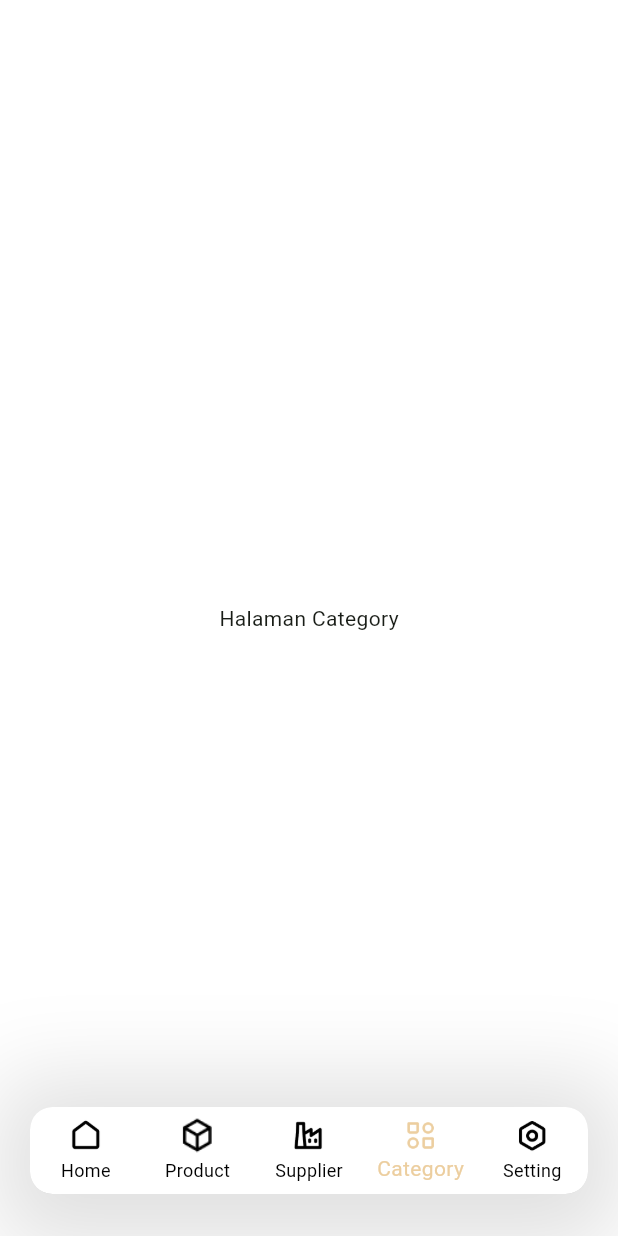
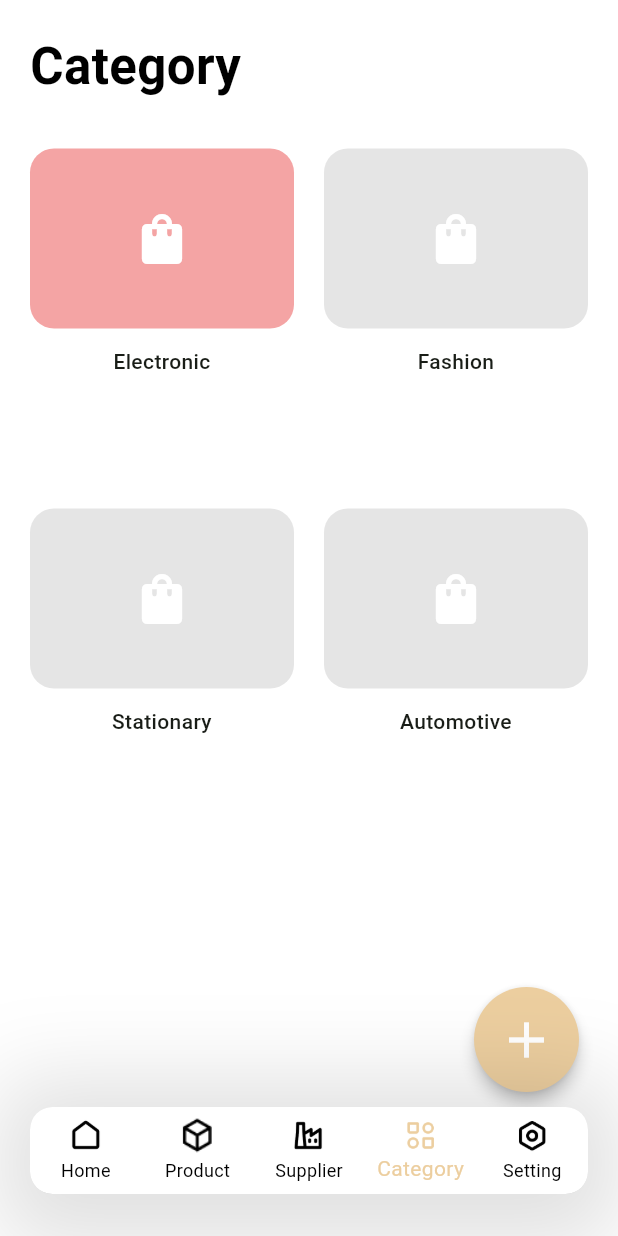
Before and after one commit to DenShubi/GudangKu, a Flutter app: the MainScreen screen opened directly, item 4 of the bottom bar chosen, on a phone screen of 412 x 824 dp. Run offline on Flutter 3.47's test engine with Material 3 defaults, Android fonts, the phone set to English and light mode, and no system bars; our stand-ins replace image_picker, supabase_flutter; accounts and stored records are empty; Roboto replaces fonts that are missing (SFPro).

Commit message:
Add Category UI Page

```diff
--- /dev/null
+++ b/lib/features/category/presentation/pages/category_list_page.dart
@@ -0,0 +1,105 @@
+import 'package:flutter/material.dart';
+
+// 1. Import App Colors & Header (Sesuaikan path jika perlu)
+import '../../../../core/constants/app_colors.dart';
+import '../../../../core/widgets/custom_header.dart';
+
+
+// 2. Import Widget & Halaman Lain (INI YANG MEMPERBAIKI ERROR 'UNDEFINED')
+import '../widgets/category_card.dart'; // Pastikan file ini ada
+import 'category_add_page.dart';        // Pastikan file ini ada
+import 'category_detail_page.dart';     // Pastikan file ini ada
+
+class CategoryListPage extends StatelessWidget {
+  const CategoryListPage({super.key});
+
+  @override
+  Widget build(BuildContext context) {
+    // Data Dummy
+    final List<Map<String, dynamic>> dummyCategories = [
+      {"name": "Electronic", "color": const Color(0xFFF4A4A4)},
+      {"name": "Fashion", "color": const Color(0xFFE5E5E5)},
+      {"name": "Stationary", "color": const Color(0xFFE5E5E5)},
+      {"name": "Automotive", "color": const Color(0xFFE5E5E5)},
+    ];
+
+    return Scaffold(
+      backgroundColor: Colors.white,
+      body: SafeArea(
+        child: Padding(
+          padding: const EdgeInsets.symmetric(horizontal: 20, vertical: 20),
+          child: Column(
+            children: [
+              // Header
+              const CustomHeader(
+                title: "Category",
+                showBackButton: false,
+              ),
+              const SizedBox(height: 30),
+
+              // GridView
+              Expanded(
+                child: GridView.builder(
+                  itemCount: dummyCategories.length,
+                  gridDelegate: const SliverGridDelegateWithFixedCrossAxisCount(
+                    crossAxisCount: 2,
+                    crossAxisSpacing: 20,
+                    mainAxisSpacing: 20,
+                    childAspectRatio: 0.8,
+                  ),
+                  itemBuilder: (context, index) {
+                    final category = dummyCategories[index];
+                    // Error 'CategoryCard isn't defined' hilang karena import di atas
+                    return CategoryCard(
+                      title: category['name'],
+                      color: category['color'],
+                      onTap: () {
+                        // Navigasi ke Detail Page
+                        Navigator.push(
+                          context,
+                          MaterialPageRoute(
+                            // Error 'CategoryDetailPage isn't defined' hilang karena import di atas
+                            builder: (context) => CategoryDetailPage(
+                              name: category['name'],
+                              color: category['color'],
+                              description:
+                                  "Kategori ini mencakup segala jenis perangkat elektronik...",
+                              isActive: true,
+                            ),
+                          ),
+                        );
+                      },
+                    );
+                  },
+                ),
+              ),
+            ],
+          ),
+        ),
+      ),
+
+      // FAB Tambah Kategori
+      floatingActionButton: Padding(
+        padding: const EdgeInsets.only(bottom: 80, right: 10),
+        child: SizedBox(
+          width: 70,
+          height: 70,
+          child: FloatingActionButton(
+            onPressed: () {
+              Navigator.push(
+                context,
+                MaterialPageRoute(
+                    // [PERBAIKAN] HAPUS kata 'const' di sini agar error hilang
+                    builder: (context) => CategoryAddPage()),
+              );
+            },
+            backgroundColor: AppColors.creamBackground,
+            shape: const CircleBorder(),
+            elevation: 4,
+            child: const Icon(Icons.add, color: Colors.white, size: 40),
+          ),
+        ),
+      ),
+    );
+  }
+}
--- /dev/null
+++ b/lib/features/category/presentation/widgets/category_card.dart
@@ -0,0 +1,49 @@
+import 'package:flutter/material.dart';
+
+class CategoryCard extends StatelessWidget {
+  final String title;
+  final Color color;
+  final VoidCallback onTap;
+
+  const CategoryCard({
+    super.key,
+    required this.title,
+    required this.color,
+    required this.onTap,
+  });
+
+  @override
+  Widget build(BuildContext context) {
+    return GestureDetector(
+      onTap: onTap,
+      child: Column(
+        children: [
+          Container(
+            width: double.infinity,
+            height: 120,
+            decoration: BoxDecoration(
+              color: color,
+              borderRadius: BorderRadius.circular(16),
+            ),
+            child: const Center(
+              child: Icon(
+                Icons.shopping_bag,
+                size: 40,
+                color: Colors.white,
+              ),
+            ),
+          ),
+          const SizedBox(height: 12),
+          Text(
+            title,
+            textAlign: TextAlign.center,
+            style: const TextStyle(
+              fontSize: 14,
+              fontWeight: FontWeight.w500,
+            ),
+          ),
+        ],
+      ),
+    );
+  }
+}
--- a/lib/main_screen.dart
+++ b/lib/main_screen.dart
@@ -1,8 +1,7 @@
 import 'package:flutter/material.dart';
 import 'package:gudangku/features/supplier/presentation/pages/supplier_list_page.dart';
+import 'features/category/presentation/pages/category_list_page.dart';
 import 'core/widgets/custom_bottom_navbar.dart';
-// Pastikan import halaman Product ada.
-// Jika belum buat halaman lain, sementara pakai Text placeholder dulu tidak apa-apa.
 import 'features/product/presentation/pages/product_list_page.dart';
 
 class MainScreen extends StatefulWidget {
@@ -22,7 +21,7 @@ class _MainScreenState extends State<MainScreen> {
     const Center(child: Text("Halaman Home")),        // Index 0
     const ProductListPage(),                          // Index 1 (Product)
     const SupplierListPage(),    // Index 2
-    const Center(child: Text("Halaman Category")),    // Index 3
+    const CategoryListPage(),    // Index 3
     const Center(child: Text("Halaman Setting")),     // Index 4
   ];
   // -------------------------------------
```
Also changed, not shown: lib/features/category/data/models/category_model.dart (added, +47 -0 lines), lib/features/category/data/repositories/category_repository.dart (added, +42 -0 lines), lib/features/category/presentation/pages/category_add_page.dart (added, +104 -0 lines), lib/features/category/presentation/pages/category_detail_page.dart (added, +106 -0 lines).
